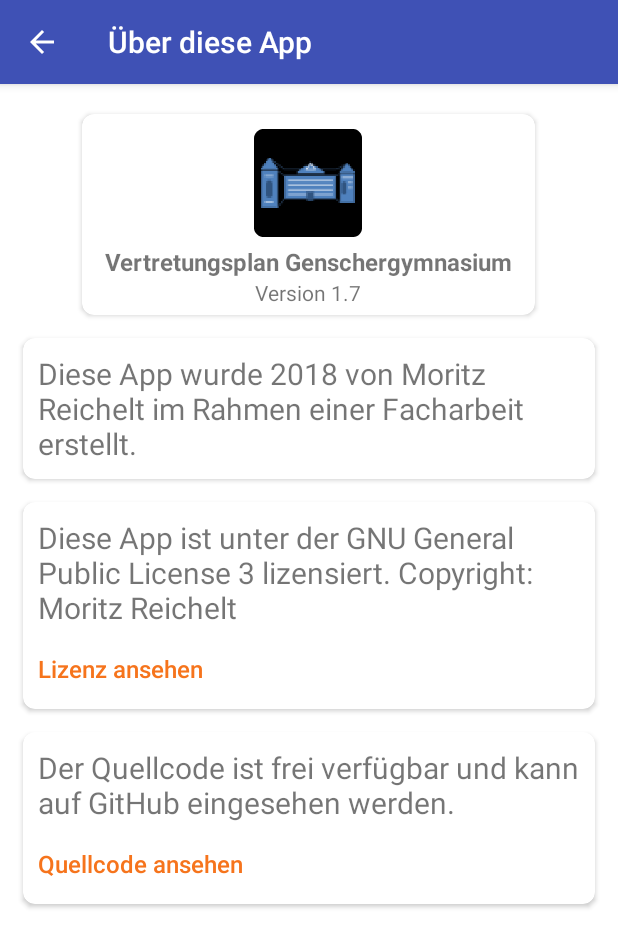
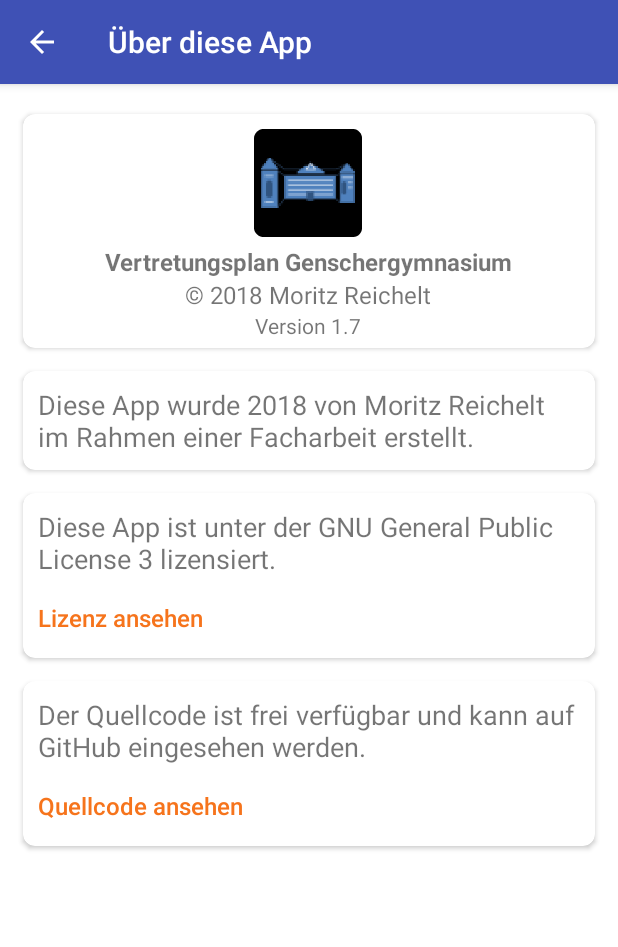
Before and after one commit to MoritzReichelt/VertretungsplanGenschergymnasium, an Android app: the AboutActivity screen opened directly, with no data from a screen before it, on a phone screen of 412 x 824 dp. Shown: the top 947 px of the screen. Run offline under Robolectric (Android 15) with nearby library versions, the phone set to English and light mode, and no system bars.

Commit message:
Neues Design in Über diese App

```diff
--- a/app/src/main/java/de/reichelt/moritz/vertretungsplangenschergymnasium/Job.java
+++ b/app/src/main/java/de/reichelt/moritz/vertretungsplangenschergymnasium/Job.java
@@ -6,8 +6,13 @@
 import android.content.Context;
 import android.content.SharedPreferences;
 import android.preference.PreferenceManager;
+import android.util.Log;
+import android.widget.Toast;
 
 import static android.content.Context.JOB_SCHEDULER_SERVICE;
+import static android.content.ContentValues.TAG;
+
+
 
 class Job {
 
@@ -22,6 +27,7 @@
      * @param packageName String with the package name
      */
     public static void schedule(Context context, String packageName) {
+        Log.i(TAG, "Job scheduled");
 
         SharedPreferences sharedPreferences = PreferenceManager.getDefaultSharedPreferences(context);
         int interval = Integer.parseInt(sharedPreferences.getString("pref_sync_interval", "60"));
@@ -51,6 +57,7 @@
     public static void cancel() {
         if (mScheduler != null) {
             mScheduler.cancelAll();
+            Log.i(TAG,"Job canceled");
             mScheduler = null;
         }
     }
--- a/app/src/main/java/de/reichelt/moritz/vertretungsplangenschergymnasium/PrefsActivity.java
+++ b/app/src/main/java/de/reichelt/moritz/vertretungsplangenschergymnasium/PrefsActivity.java
@@ -117,7 +117,7 @@
                 if (enabled) {
                     Job.schedule(getApplicationContext(), getPackageName());
                 } else {
-                    Job.schedule(getApplicationContext(), getPackageName());
+                    //Job.schedule(getApplicationContext(), getPackageName());
                     Job.cancel();
                 }
                 return true;
--- a/app/src/main/res/layout/activity_about.xml
+++ b/app/src/main/res/layout/activity_about.xml
@@ -12,7 +12,7 @@
         android:orientation="vertical">
 
         <android.support.v7.widget.CardView
-            android:layout_width="wrap_content"
+            android:layout_width="match_parent"
             android:layout_height="wrap_content"
             android:layout_gravity="center"
             android:layout_marginBottom="15dp"
@@ -24,7 +24,8 @@
             <LinearLayout
                 android:layout_width="wrap_content"
                 android:layout_height="wrap_content"
-                android:orientation="vertical">
+                android:orientation="vertical"
+                android:layout_gravity="center">
 
                 <ImageView
                     android:layout_width="wrap_content"
@@ -41,7 +42,16 @@
                     android:layout_marginStart="15dp"
                     android:text="@string/plan_notif_title"
                     android:textSize="16sp"
-                    android:textStyle="bold" />
+                    android:textStyle="bold"/>
+
+                <TextView
+                    android:layout_width="wrap_content"
+                    android:layout_height="wrap_content"
+                    android:layout_marginStart="15dp"
+                    android:layout_marginEnd="15dp"
+                    android:textSize="16sp"
+                    android:text="@string/about_copyright"
+                    android:layout_gravity="center"/>
 
                 <TextView
                     android:layout_width="wrap_content"
@@ -54,8 +64,6 @@
                     android:layout_gravity="center"/>
 
             </LinearLayout>
-
-
 
         </android.support.v7.widget.CardView>
 
@@ -76,16 +84,16 @@
                 android:layout_marginBottom="10dp"
                 android:layout_marginTop="10dp"
                 android:text="@string/about_name"
-                android:textSize="20sp"
+                android:textSize="18sp"
                 android:layout_marginStart="10dp"
                 android:layout_marginEnd="10dp"/>
 
         </android.support.v7.widget.CardView>
 
         <android.support.v7.widget.CardView
-            android:layout_width="wrap_content"
+            android:layout_width="match_parent"
             android:layout_height="wrap_content"
-            android:layout_gravity="center"
+            android:layout_gravity="start"
             android:layout_marginBottom="15dp"
             android:layout_marginStart="15dp"
             android:layout_marginEnd="15dp"
@@ -103,7 +111,7 @@
                     android:layout_width="wrap_content"
                     android:layout_height="wrap_content"
                     android:text="@string/about_license"
-                    android:textSize="20sp"/>
+                    android:textSize="18sp"/>
 
                 <Button style="?buttonBarButtonStyle"
                     android:layout_width="wrap_content"
@@ -140,7 +148,7 @@
                     android:layout_width="wrap_content"
                     android:layout_height="wrap_content"
                     android:text="@string/about_code"
-                    android:textSize="20sp"/>
+                    android:textSize="18sp"/>
 
                 <Button style="?buttonBarButtonStyle"
                     android:layout_width="wrap_content"
--- a/app/src/main/res/values/strings.xml
+++ b/app/src/main/res/values/strings.xml
@@ -11,7 +11,7 @@
     <string name="pref_url_default">http://www.genscher-halle.bildung-lsa.de/plan/vplan.xml</string>
     <string name="pref_notifications_enabled_key">pref_notifications_enabled</string>
     <string name="about_name">Diese App wurde 2018 von Moritz Reichelt im Rahmen einer Facharbeit erstellt.</string>
-    <string name="about_license">Diese App ist unter der GNU General Public License 3 lizensiert. Copyright: Moritz Reichelt</string>
+    <string name="about_license">Diese App ist unter der GNU General Public License 3 lizensiert.</string>
     <string name="about_button_see_license">Lizenz ansehen</string>
     <string name="about_code">Der Quellcode ist frei verfügbar und kann auf GitHub eingesehen werden.</string>
     <string name="about_button_see_code">Quellcode ansehen</string>
@@ -23,6 +23,7 @@
     <string name="changed_plan_text">Der Vertretungsplan wurde aktualisiert!</string>
     <string name="plan_notif_title">Vertretungsplan Genschergymnasium</string>
     <string name="about_version">Version 1.7</string>
+    <string name="about_copyright">© 2018 Moritz Reichelt</string>
 
     <!-- Einstellungen - Arrays -->
 
```
